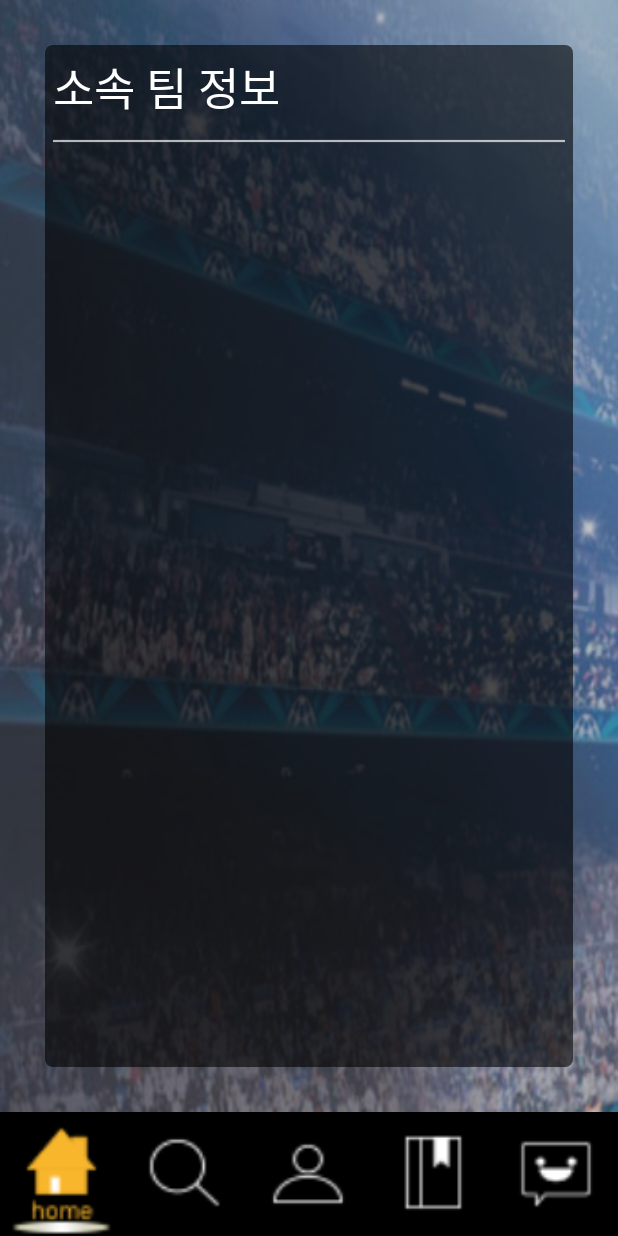
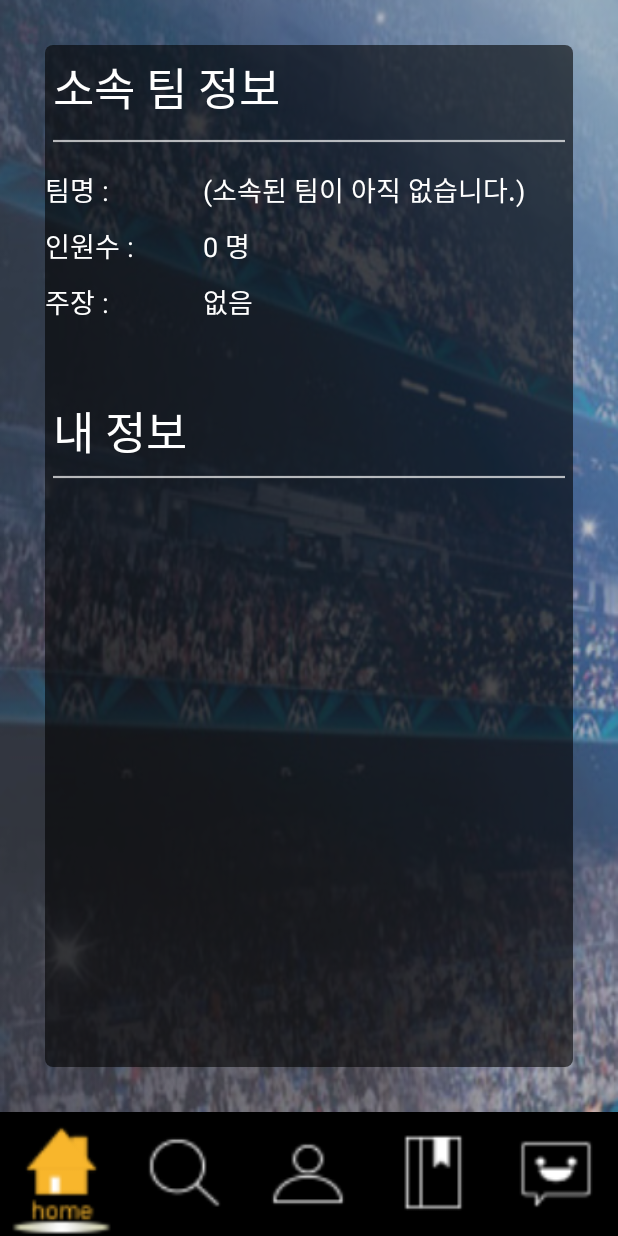
Before and after one commit to wlldnjs/SoccerManager, an Android app: the screen it shows after launch (MainActivity), after a tap on "Login", on a phone screen of 412 x 824 dp. Run offline under Robolectric (Android 15) with nearby library versions, the phone set to English and light mode, and no system bars.

Commit message:
각 fragment별 뷰 구성

```diff
--- a/app/src/main/java/com/jiwonkim/soccermanager/Main/LoginActivity.java
+++ b/app/src/main/java/com/jiwonkim/soccermanager/Main/LoginActivity.java
@@ -5,11 +5,13 @@ import android.os.Bundle;
 import android.support.v7.app.AppCompatActivity;
 import android.view.View;
 import android.widget.Button;
+import android.widget.EditText;
 import android.widget.TextView;
 
 import com.jiwonkim.soccermanager.R;
 
 public class LoginActivity extends AppCompatActivity {
+    EditText userId, userPw;
     TextView regist;
     Button loginBtn;
 
@@ -20,6 +22,8 @@ public class LoginActivity extends AppCompatActivity {
 
         regist = (TextView)findViewById(R.id.regist);
         loginBtn = (Button)findViewById(R.id.login);
+        userId = (EditText)findViewById(R.id.id);
+        userPw = (EditText)findViewById(R.id.password);
 
         regist.setOnClickListener(new View.OnClickListener() {
             @Override
--- a/app/src/main/java/com/jiwonkim/soccermanager/Main/MainActivity.java
+++ b/app/src/main/java/com/jiwonkim/soccermanager/Main/MainActivity.java
@@ -50,6 +50,7 @@ public class MainActivity extends AppCompatActivity implements View.OnClickListe
 
         viewPager = (ViewPager)findViewById(R.id.viewpager);
         viewPager.setAdapter(new pagerAdapter(getSupportFragmentManager()));
+        viewPager.setOffscreenPageLimit(3);
         viewPager.setCurrentItem(0);
         viewPager.setOnPageChangeListener(new ViewPager.OnPageChangeListener() {
             @Override
--- a/app/src/main/res/layout/activity_login.xml
+++ b/app/src/main/res/layout/activity_login.xml
@@ -11,6 +11,9 @@
         android:layout_width="200dp"
         android:layout_height="wrap_content"
         android:hint="ID"
+        android:singleLine="true"
+        android:maxLength="15"
+        android:nextFocusDown="@+id/password"
         app:layout_constraintTop_toTopOf="parent"
         android:layout_marginTop="190dp"
         android:layout_marginLeft="92dp"
@@ -24,6 +27,9 @@
         android:layout_width="200dp"
         android:layout_height="wrap_content"
         android:hint="Password"
+        android:singleLine="true"
+        android:maxLength="15"
+        android:nextFocusDown="@+id/login"
         android:layout_marginTop="11dp"
         app:layout_constraintTop_toBottomOf="@+id/id"
         android:layout_marginLeft="92dp"
--- a/app/src/main/res/layout/fragment_home.xml
+++ b/app/src/main/res/layout/fragment_home.xml
@@ -25,7 +25,102 @@
             android:layout_height="5dp"
             android:background="@drawable/white_line"
             />
+        <LinearLayout
+            android:layout_width="match_parent"
+            android:layout_height="wrap_content"
+            android:orientation="horizontal"
+            android:layout_marginTop="5dp"
+            >
+            <LinearLayout
+                android:layout_marginTop="5dp"
+                android:layout_width="0dp"
+                android:layout_weight="3"
+                android:layout_height="wrap_content"
+                android:orientation="vertical">
 
+                <TextView
+                    android:layout_width="wrap_content"
+                    android:layout_height="wrap_content"
+                    android:textSize="18sp"
+                    android:textColor="#ffffff"
+                    android:text="팀명 : "
+                    android:gravity="right" />
+
+                <TextView
+                    android:layout_marginTop="10dp"
+                    android:layout_width="wrap_content"
+                    android:layout_height="wrap_content"
+                    android:textSize="18sp"
+                    android:textColor="#ffffff"
+                    android:text="인원수 : "
+                    android:gravity="right"/>
+
+                <TextView
+                    android:layout_marginTop="10dp"
+                    android:layout_width="wrap_content"
+                    android:layout_height="wrap_content"
+                    android:textSize="18sp"
+                    android:textColor="#ffffff"
+                    android:text="주장 : "
+                    android:gravity="right"/>
+
+            </LinearLayout>
+
+            <LinearLayout
+                android:layout_marginTop="5dp"
+                android:layout_width="0dp"
+                android:layout_weight="7"
+                android:layout_height="wrap_content"
+                android:orientation="vertical">
+
+                <TextView
+                    android:id="@+id/teamName"
+                    android:layout_width="wrap_content"
+                    android:layout_height="wrap_content"
+                    android:textSize="18sp"
+                    android:textColor="#ffffff"
+                    android:text="(소속된 팀이 아직 없습니다.)"
+                    android:gravity="right" />
+
+                <TextView
+                    android:id="@+id/count"
+                    android:layout_marginTop="10dp"
+                    android:layout_width="wrap_content"
+                    android:layout_height="wrap_content"
+                    android:textSize="18sp"
+                    android:textColor="#ffffff"
+                    android:text="0 명"
+                    android:gravity="right"/>
+
+                <TextView
+                    android:id="@+id/captain"
+                    android:layout_marginTop="10dp"
+                    android:layout_width="wrap_content"
+                    android:layout_height="wrap_content"
+                    android:textSize="18sp"
+                    android:textColor="#ffffff"
+                    android:text="없음"
+                    android:gravity="right"/>
+            </LinearLayout>
+        </LinearLayout>
+
+
+
+        <TextView
+            android:layout_marginTop="50dp"
+            android:layout_marginLeft="5dp"
+            android:text="내 정보"
+            android:layout_width="wrap_content"
+            android:layout_height="wrap_content"
+            android:textSize="30sp"
+            android:textColor="#ffffff"/>
+
+        <View
+            android:layout_margin="5dp"
+            android:layout_width="match_parent"
+            android:layout_height="5dp"
+            android:background="@drawable/white_line"
+            />
 
     </LinearLayout>
 </RelativeLayout>
```
Also changed, not shown: app/src/main/res/layout/activity_regist.xml (+11 -0 lines), app/src/main/res/layout/fragment_schedule.xml (+20 -7 lines), app/src/main/res/layout/fragment_search.xml (+8 -4 lines), app/src/main/res/layout/fragment_talk.xml (+11 -7 lines).
